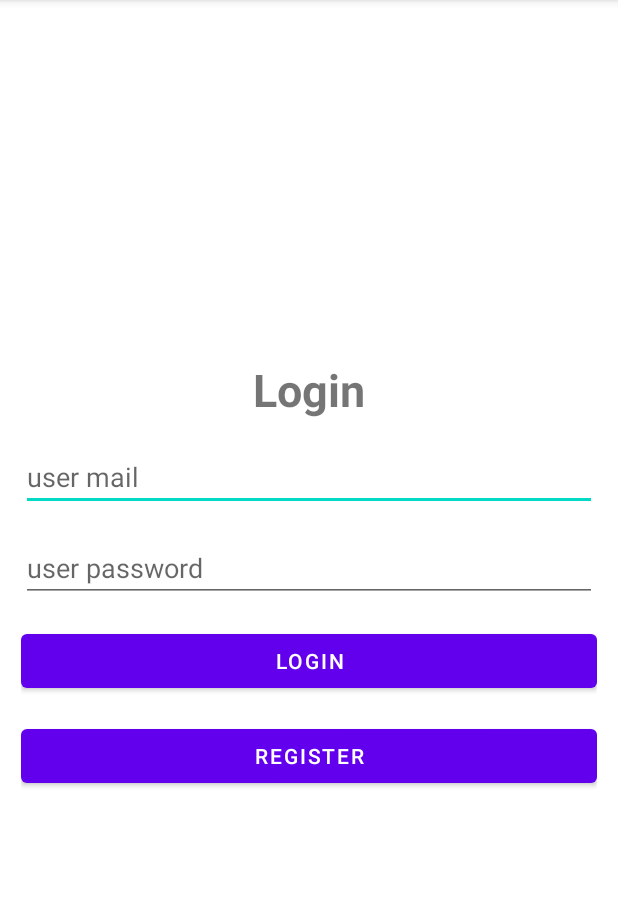
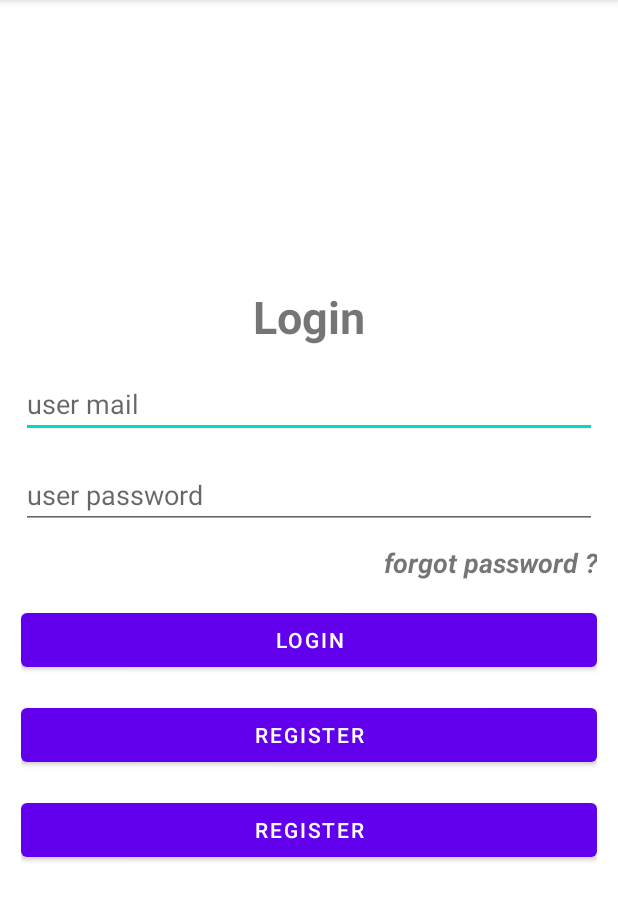
Before and after one commit to AP-Skill-Development-Corporation/AAAD-STP-BATCH-5, an Android app: the screen it shows after launch (MainActivity), on a phone screen of 412 x 824 dp, the part 84-1005 px from its top. Run offline under Robolectric (Android 15) with nearby library versions, the phone set to English and light mode, and no system bars; our stand-ins replace Firebase (no records; nobody signed in at launch, a user with empty details on screens opened directly).

Commit message:
05-11-2020

```diff
--- a/FirebaseAuth/app/src/main/res/layout/activity_main.xml
+++ b/FirebaseAuth/app/src/main/res/layout/activity_main.xml
@@ -32,6 +32,15 @@
         android:hint="user password"
         android:inputType="textPassword"
         android:layout_marginTop="15dp"/>
+    <TextView
+        android:layout_width="match_parent"
+        android:layout_height="wrap_content"
+        android:text="forgot password ?"
+        android:gravity="end"
+        android:layout_marginTop="10dp"
+        android:onClick="reset"
+        android:textSize="18sp"
+        android:textStyle="italic|bold"/>
     <Button
         android:layout_width="match_parent"
         android:layout_height="wrap_content"
@@ -44,5 +53,12 @@
         android:text="register"
         android:layout_marginTop="15dp"
         android:onClick="register"/>
+    <Button
+        android:layout_width="match_parent"
+        android:layout_height="wrap_content"
+        android:text="register"
+        android:layout_marginTop="15dp"
+        android:onClick="register"/>
+
 
 </LinearLayout>
```
Also changed, not shown: FirebaseAuth/app/src/main/java/com/example/firebaseauth/MainActivity.java (+43 -0 lines), FirebaseAuth/app/src/main/res/layout/reset.xml (added, +23 -0 lines).
